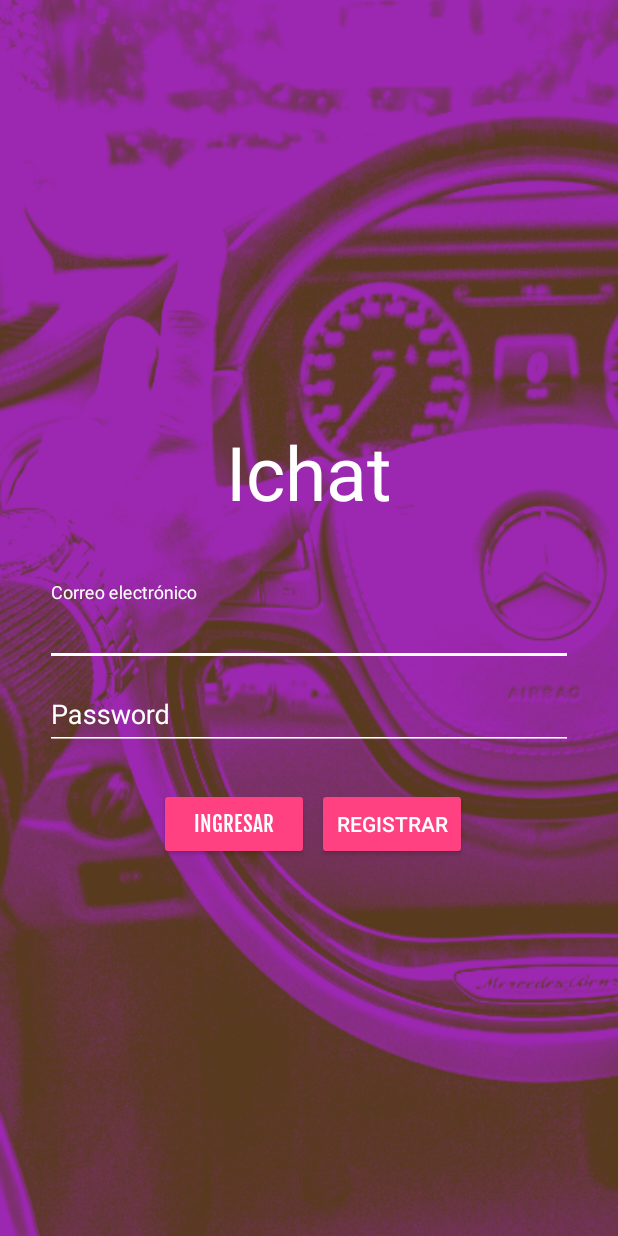
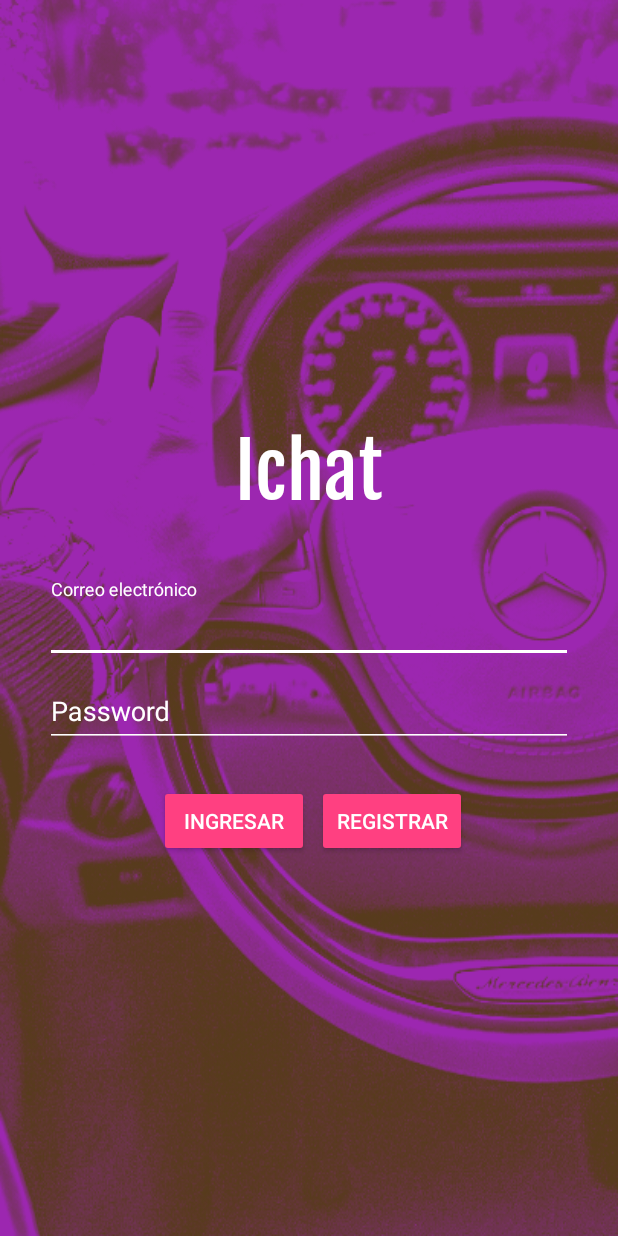
Before and after one commit to AbrWin/Ichat, an Android app: the screen it shows after launch (LoginActivity), on a phone screen of 412 x 824 dp. Run offline under Robolectric (Android 15) with nearby library versions, the phone set to English and light mode, and no system bars; libraries missing offline, so code that uses them is left out: com.firebase.client; 2 statements that could not run were skipped.

Commit message:
se avanza con mvp chatLogin

```diff
--- a/app/src/main/AndroidManifest.xml
+++ b/app/src/main/AndroidManifest.xml
@@ -11,7 +11,7 @@
         android:name=".application.AndroidChatApplication"
         android:supportsRtl="true"
         android:theme="@style/AppTheme">
-        <activity android:name=".LoginActivity">
+        <activity android:name=".login.LoginActivity">
             <intent-filter>
                 <action android:name="android.intent.action.MAIN" />
 
--- a/app/src/main/java/com/abrsoftware/ichat/LoginActivity.java
+++ /dev/null
@@ -1,31 +0,0 @@
-package com.abrsoftware.ichat;
-
-import android.graphics.Typeface;
-import android.support.v7.app.AppCompatActivity;
-import android.os.Bundle;
-import android.support.v7.widget.Toolbar;
-import android.widget.Button;
-import android.widget.TextView;
-
-public class LoginActivity extends AppCompatActivity {
-
-    Button loginBtn;
-    Button registerBtn;
-    TextView textTitle;
-
-    @Override
-    protected void onCreate(Bundle savedInstanceState) {
-        super.onCreate(savedInstanceState);
-        setContentView(R.layout.activity_login);
-        textTitle = (TextView)findViewById(R.id.textTittle);
-        loginBtn = (Button)findViewById(R.id.btn_login);
-        textTitle = (Button)findViewById(R.id.btn_login);
-        textTitle.setTypeface(Typeface.createFromAsset(this.getAssets(), "fonts/fjalla_on.otf"));
-    }
-
-    public void setToolbar(){
-        Toolbar toolbar = (Toolbar)findViewById(R.id.toolbar);
-        toolbar.setTitle(getString(R.string.app_login));
-        setSupportActionBar(toolbar);
-    }
-}
--- a/app/src/main/java/com/abrsoftware/ichat/helper/FireBaseHelper.java
+++ b/app/src/main/java/com/abrsoftware/ichat/domain/FireBaseHelper.java
@@ -1,11 +1,10 @@
-package com.abrsoftware.ichat.helper;
+package com.abrsoftware.ichat.domain;
 
 import com.firebase.client.AuthData;
 import com.firebase.client.DataSnapshot;
 import com.firebase.client.Firebase;
 import com.firebase.client.FirebaseError;
 import com.firebase.client.ValueEventListener;
-import com.firebase.client.utilities.ParsedUrl;
 
 import java.util.HashMap;
 import java.util.Map;
--- /dev/null
+++ b/app/src/main/java/com/abrsoftware/ichat/login/LoginActivity.java
@@ -0,0 +1,116 @@
+package com.abrsoftware.ichat.login;
+
+import android.graphics.Typeface;
+import android.support.design.widget.Snackbar;
+import android.support.design.widget.TextInputEditText;
+import android.support.design.widget.TextInputLayout;
+import android.support.v7.app.AppCompatActivity;
+import android.os.Bundle;
+import android.support.v7.widget.Toolbar;
+import android.view.View;
+import android.widget.Button;
+import android.widget.LinearLayout;
+import android.widget.ProgressBar;
+import android.widget.TextView;
+
+import com.abrsoftware.ichat.R;
+
+public class LoginActivity extends AppCompatActivity implements LoginMvp.View {
+
+    private Button loginBtn;
+    private Button registerBtn;
+    private TextView textTitle;
+    private LinearLayout mLoginContent;
+    private ProgressBar mProgressBar;
+    private TextInputEditText inputEmail;
+    private TextInputEditText inputPassword;
+    private TextInputLayout mMailError;
+    private TextInputLayout mPasswordError;
+    private LoginMvp.Presenter logiPresenter;
+
+
+    @Override
+    protected void onCreate(Bundle savedInstanceState) {
+        super.onCreate(savedInstanceState);
+        setContentView(R.layout.activity_login);
+
+        textTitle = (TextView) findViewById(R.id.textTittle);
+        loginBtn = (Button) findViewById(R.id.btn_login);
+        registerBtn = (Button) findViewById(R.id.btn_login);
+
+        mLoginContent = (LinearLayout) findViewById(R.id.login_content);
+        mProgressBar = (ProgressBar) findViewById(R.id.login_progress);
+
+        inputEmail = (TextInputEditText) findViewById(R.id.tv_mail);
+        inputPassword = (TextInputEditText) findViewById(R.id.tv_password);
+        mMailError = (TextInputLayout) findViewById(R.id.til_email_error);
+        mPasswordError = (TextInputLayout) findViewById(R.id.til_password_error);
+
+        textTitle.setTypeface(Typeface.createFromAsset(this.getAssets(), "fonts/fjalla_on.otf"));
+    }
+
+    public void setToolbar() {
+        Toolbar toolbar = (Toolbar) findViewById(R.id.toolbar);
+        toolbar.setTitle(getString(R.string.app_login));
+        setSupportActionBar(toolbar);
+    }
+
+    @Override
+    public void enableInputs() {
+        setInputs(true);
+    }
+
+    @Override
+    public void disableImputs() {
+        setInputs(false);
+    }
+
+    @Override
+    public void showProgressbar(boolean show) {
+        if (show) {
+            mProgressBar.setVisibility(View.VISIBLE);
+        } else {
+            mProgressBar.setVisibility(View.GONE);
+        }
+    }
+
+    @Override
+    public void handleSignUp() {
+        logiPresenter.registerNewUser(inputEmail.getText().toString(), inputPassword.getText().toString());
+
+    }
+
+    @Override
+    public void handleSignIn() {
+        logiPresenter.validateLogin(inputEmail.getText().toString(), inputPassword.getText().toString());
+    }
+
+    @Override
+    public void navigateMainScree() {
+        //Go to HomeScreen
+    }
+
+    @Override
+    public void loginError(String error) {
+        inputEmail.setText("");
+        mMailError.setError(error);
+    }
+
+    @Override
+    public void newUserSucces() {
+        Snackbar.make(mLoginContent, getString(R.string.register_user_successful), Snackbar.LENGTH_SHORT).show();
+    }
+
+    @Override
+    public void newUserError(String error) {
+        inputEmail.setText("");
+        mMailError.setError(error);
+    }
+
+    private void setInputs(boolean enabled) {
+        loginBtn.setEnabled(enabled);
+        registerBtn.setEnabled(enabled);
+        inputEmail.setEnabled(enabled);
+        inputPassword.setEnabled(true);
+    }
+}
--- /dev/null
+++ b/app/src/main/java/com/abrsoftware/ichat/login/LoginMvp.java
@@ -0,0 +1,38 @@
+package com.abrsoftware.ichat.login;
+
+/**
+ * Created by AbrWin on 04/11/16.
+ */
+
+public interface LoginMvp {
+    interface View {
+        void enableInputs();
+
+        void disableImputs();
+
+        void showProgressbar(boolean show);
+
+        void handleSignUp();
+
+        void handleSignIn();
+
+        void navigateMainScree();
+
+        void loginError(String error);
+
+        void newUserSucces();
+
+        void newUserError(String error);
+    }
+
+    interface Presenter {
+        void onDestroy();
+
+        void checkForAuthenticatedUser();
+
+        void validateLogin(String email, String password);
+
+        void registerNewUser(String email, String password);
+    }
+
+}
--- a/app/src/main/res/layout/activity_login.xml
+++ b/app/src/main/res/layout/activity_login.xml
@@ -7,7 +7,7 @@
     android:layout_height="match_parent"
     android:background="@drawable/login_background"
     android:fitsSystemWindows="true"
-    tools:context=".LoginActivity">
+    tools:context=".login.LoginActivity">
 
     <android.support.design.widget.AppBarLayout
         android:visibility="gone"
--- a/app/src/main/res/layout/content_login.xml
+++ b/app/src/main/res/layout/content_login.xml
@@ -2,6 +2,7 @@
 <LinearLayout
     xmlns:android="http://schemas.android.com/apk/res/android"
     xmlns:tools="http://schemas.android.com/tools"
+    android:id="@+id/login_content"
     android:layout_width="match_parent"
     android:layout_height="wrap_content"
     android:layout_gravity="center"
@@ -9,7 +10,7 @@
     android:layout_marginRight="30dp"
     android:layout_marginTop="?attr/actionBarSize"
     android:orientation="vertical"
-    tools:context=".LoginActivity"
+    tools:context=".login.LoginActivity"
     tools:showIn="@layout/activity_login">
 
     <TextView
@@ -21,6 +22,15 @@
         android:textSize="50sp"
         android:textColor="@android:color/white"
         android:layout_marginBottom="40dp"/>
+
+    <ProgressBar
+        android:id="@+id/login_progress"
+        style="?android:attr/progressBarStyleLarge"
+        android:layout_width="wrap_content"
+        android:layout_height="wrap_content"
+        android:layout_marginBottom="8dp"
+        android:layout_gravity="center"
+        android:visibility="gone" />
 
     <android.support.design.widget.TextInputLayout
         android:id="@+id/til_email_error"
--- a/app/src/main/res/values/strings.xml
+++ b/app/src/main/res/values/strings.xml
@@ -7,4 +7,5 @@
     <string name="login">Ingresar</string>
     <string name="register">Registrar</string>
     <string name="appTittle">Ichat</string>
+    <string name="register_user_successful">¡Se registro correctamente a el usuario!</string>
 </resources>
```
Also changed, not shown: app/src/main/java/com/abrsoftware/ichat/login/LoginInteractor.java (added, +12 -0 lines), app/src/main/java/com/abrsoftware/ichat/login/LoginRepository.java (added, +11 -0 lines).
